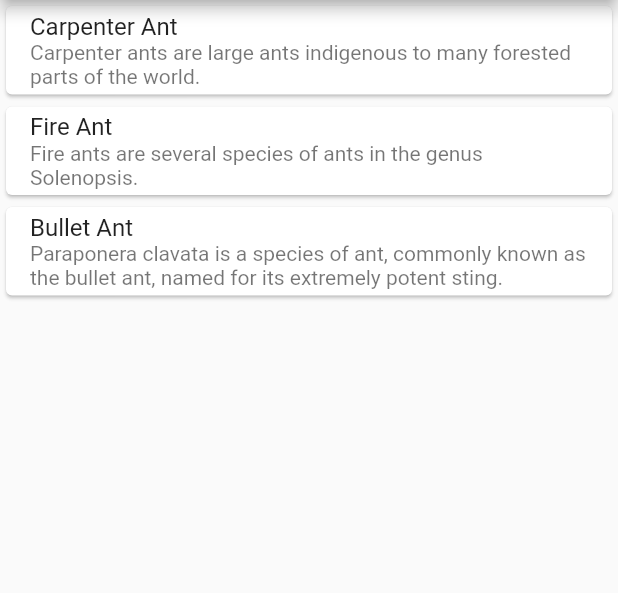
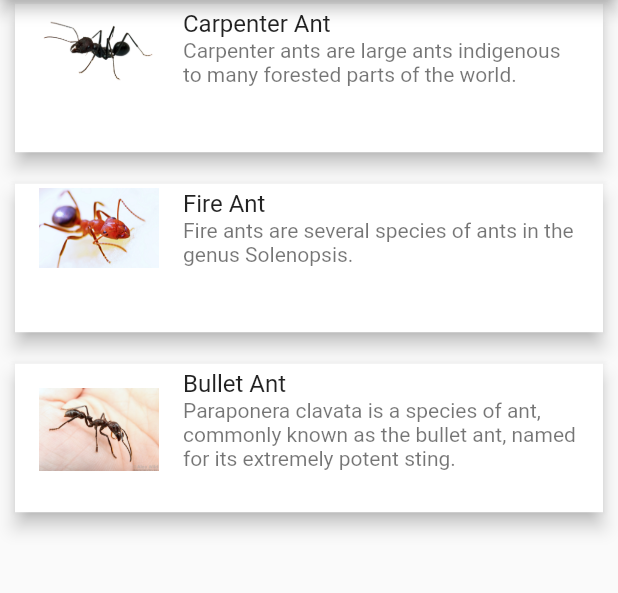
Before and after one commit to sayeemabdullah/The-Ant-Store-Flutter, a Flutter app: the ProductPage screen opened directly, on a phone screen of 412 x 824 dp, the part 84-677 px from its top. Run offline on Flutter 3.47's test engine with Material 2 defaults, Android fonts, the phone set to English and light mode, and no system bars.

Commit message:
Updated List

```diff
--- a/lib/ProductPage.dart
+++ b/lib/ProductPage.dart
@@ -16,6 +16,10 @@ class _ProductPageState extends State<ProductPage> {
     'Carpenter ants are large ants indigenous to many forested parts of the world.' , 'Fire ants are several species of ants in the genus Solenopsis.' , 'Paraponera clavata is a species of ant, commonly known as the bullet ant, named for its extremely potent sting.'
   ];
 
+  List<String> productsPicture = [
+    'blackant.jpg' , 'fireant.jpg' , 'bulletant.jpg'
+  ];
+
   @override
   Widget build(BuildContext context) {
     return Scaffold(
@@ -32,11 +36,24 @@ class _ProductPageState extends State<ProductPage> {
     body: ListView.builder(
       itemCount: productsName.length,
       itemBuilder: (context, index) {
-        return Card(
-          child: ListTile(
-            onTap: (){},
-            title: Text(productsName[index]),
-            subtitle: Text(productsAbout[index]),
+        return Container(
+          height: 120.0,
+          child: Padding(
+            padding: const EdgeInsets.symmetric(vertical: 2.5, horizontal: 10.0),
+            child: Card(
+               elevation:5,
+                  margin: EdgeInsets.fromLTRB(0.0, 0.0, 0.0, 16.0),
+                  shape: RoundedRectangleBorder(
+                  borderRadius: BorderRadius.circular(0.0),
+                  ),
+              child: ListTile(
+                onTap: (){},
+                leading: Image.asset('assets/${productsPicture[index]}',
+                height: 200, width: 80, fit: BoxFit.fitWidth),
+                title: Text(productsName[index]),
+                subtitle: Text(productsAbout[index]),
+              ),
+            ),
           ),
         );
       },
```
